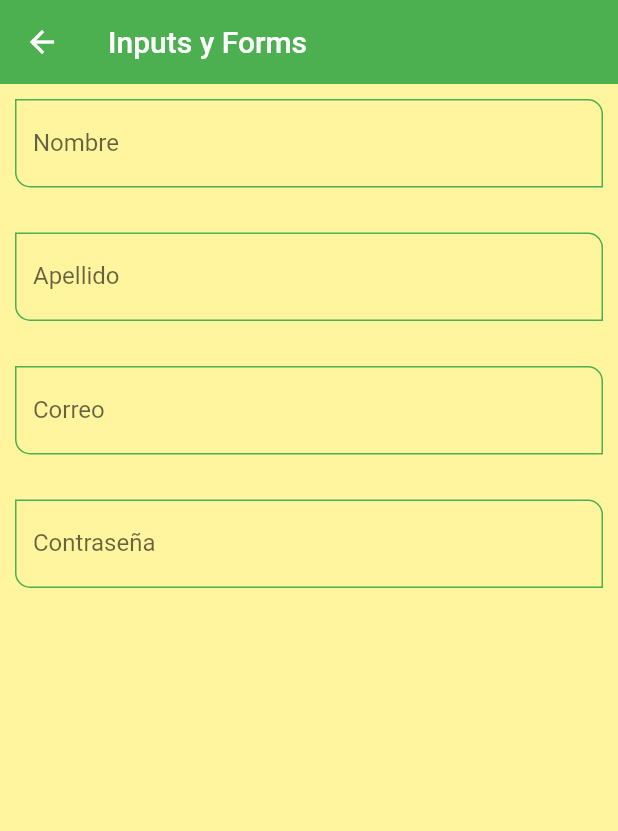
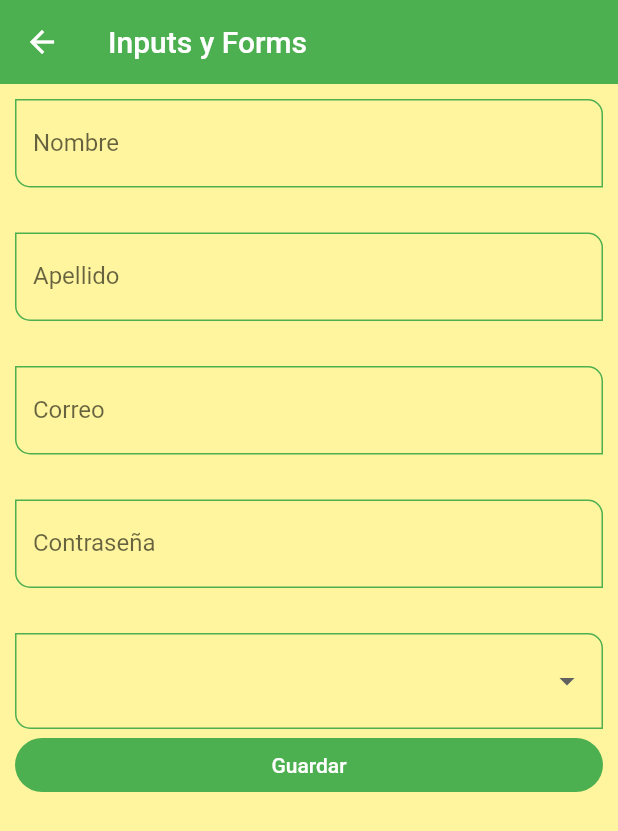
Before and after one commit to xurxobello/App-Flutter-varios-widgets, a Flutter app: the InputsScreen screen opened by its route, on a phone screen of 412 x 824 dp. Shown: the top 831 px of the screen. Run offline on Flutter 3.47's test engine with Material 2 defaults, Android fonts, the phone set to English and light mode, and no system bars; network calls fail.

Commit message:
TextFormFields, centralizar estilo inputs, Email y Password fields, WidgetForm, DropDownButtonFormField, Widget Slider, Checkbox, Switches, About, Listview Builder, InfiniteScroll con y sin Futures, RefreshIndicator

```diff
--- a/lib/router/app_routes.dart
+++ b/lib/router/app_routes.dart
@@ -17,6 +17,8 @@ class AppRoutes {
     MenuOption(route: 'avatar', name: 'Circle Avatar', screen: const AvatarScreen(), icon: Icons.supervised_user_circle_outlined),
     MenuOption(route: 'animated', name: 'Animated Container', screen: const AnimatedScreen(), icon: Icons.play_circle_outline_rounded),
     MenuOption(route: 'inputs', name: 'Text Inputs', screen: const InputsScreen(), icon: Icons.input_rounded),
+    MenuOption(route: 'slider', name: 'Slider & Checks', screen: const SliderScreen(), icon: Icons.slow_motion_video_rounded),
+    MenuOption(route: 'listviewbuilder', name: 'InfiniteScroll & Pull to refresh', screen: const ListViewBuilderScreen(), icon: Icons.build_circle_outlined),
   ];
 
   static Map<String, Widget Function(BuildContext)> getAppRoutes() {
--- a/lib/screens/avatar_screen.dart
+++ b/lib/screens/avatar_screen.dart
@@ -21,7 +21,7 @@ class AvatarScreen extends StatelessWidget {
       ),
       body: const Center(
          child: CircleAvatar(
-          maxRadius: 200,
+          maxRadius: 120,
           backgroundImage: NetworkImage('https://i.blogs.es/85aa44/stan-lee/840_560.jpg'),
          ),
       ),
--- a/lib/screens/inputs_screen.dart
+++ b/lib/screens/inputs_screen.dart
@@ -7,6 +7,17 @@ class InputsScreen extends StatelessWidget {
 
   @override
   Widget build(BuildContext context) {
+
+    final GlobalKey<FormState> myFormKey = GlobalKey<FormState>();
+
+    final Map<String, String> formValues = {
+      'first_name': 'Xurxo',
+      'last_name': 'Bello',
+      'email': 'xurxo@bello.es',
+      'password': '123456',
+      'role': 'Admin'
+    };
+
     return Scaffold(
       appBar: AppBar(
         title: const Text('Inputs y Forms'),
@@ -14,17 +25,52 @@ class InputsScreen extends StatelessWidget {
       body: SingleChildScrollView(
          child: Padding(
           padding: const EdgeInsets.symmetric(horizontal: 10, vertical: 10),
+          child: Form(
+            key: myFormKey,
             child: Column(
-            children: const [
-              CustomInputField( labelText: 'Nombre', hintText: 'Nombre del usuario'),
+              children: [
+                CustomInputField( labelText: 'Nombre', hintText: 'Nombre del usuario', formProperty: 'first_name', formValues: formValues),
                 SizedBox(height: 30),
-              CustomInputField( labelText: 'Apellido', hintText: 'Apellido del usuario'),
+                CustomInputField( labelText: 'Apellido', hintText: 'Apellido del usuario', formProperty: 'last_name', formValues: formValues),
                 SizedBox(height: 30),
-              CustomInputField( labelText: 'Correo', hintText: 'Correo del usuario', keyboardType: TextInputType.emailAddress,),
+                CustomInputField( labelText: 'Correo', hintText: 'Correo del usuario', keyboardType: TextInputType.emailAddress, formProperty: 'email', formValues: formValues),
                 SizedBox(height: 30),
-              CustomInputField( labelText: 'Contraseña', hintText: 'Contraseña del usuario', obscureText: true),
+                CustomInputField( labelText: 'Contraseña', hintText: 'Contraseña del usuario', obscureText: true, formProperty: 'password', formValues: formValues),
                 SizedBox(height: 30),
+
+                DropdownButtonFormField<String>(
+                  items: [
+                    DropdownMenuItem(value: 'Admin', child: Text('Admin')),
+                    DropdownMenuItem(value: 'Admin2', child: Text('Admin2')),
+                    DropdownMenuItem(value: 'Admin3', child: Text('Admin3')),
+                    DropdownMenuItem(value: 'Admin4', child: Text('Admin4')),
                   ],
+                  onChanged: (value) {
+                    print(value);
+                    formValues['role'] = value ?? 'Admin';
+                  },
+                ),
+
+                ElevatedButton(
+                  onPressed: () {
+
+                    // con este código hacemos que cuando pulsemos el botón desaparezca el teclado
+                    FocusScope.of(context).requestFocus(FocusNode());
+
+                    // en la próxima linea tenemos dos "!", el primero hace una negación y el segundo sirve para decirle a Dart que confíe en nosotros que siempre vamos a tener un estado en ese punto
+                    if (!myFormKey.currentState!.validate()) {
+                      print('Formulario no válido');
+                      return;
+                    }
+
+                    print(formValues);
+                  },
+                  child: SizedBox(
+                    width: double.infinity,
+                    child: Center(child: Text('Guardar')) )
+                )
+              ],
+            ),
           ),
         ),
       ),
--- a/lib/screens/screens.dart
+++ b/lib/screens/screens.dart
@@ -1,4 +1,3 @@
-
 
 
 export 'package:my_app/screens/alert_screen.dart';
@@ -7,5 +6,7 @@ export 'package:my_app/screens/avatar_screen.dart';
 export 'package:my_app/screens/card_screen.dart';
 export 'package:my_app/screens/home_screen.dart';
 export 'package:my_app/screens/inputs_screen.dart';
+export 'package:my_app/screens/listview_builder_screen.dart';
 export 'package:my_app/screens/listview1_screen.dart';
 export 'package:my_app/screens/listview2_screen.dart';
+export 'package:my_app/screens/slider_screen.dart';
--- a/lib/widgets/custom_card_type_2.dart
+++ b/lib/widgets/custom_card_type_2.dart
@@ -23,7 +23,7 @@ class CustomCardType2 extends StatelessWidget {
         children: [
           FadeInImage(
             image: NetworkImage( imageUrl ),
-            placeholder: const AssetImage('../assets/jar-loading.gif'),
+            placeholder: const AssetImage('assets/jar-loading.gif'),
 
             width: double.infinity,
             height: 400,
--- a/lib/widgets/custom_input_field.dart
+++ b/lib/widgets/custom_input_field.dart
@@ -12,6 +12,11 @@ class CustomInputField extends StatelessWidget {
   final TextInputType? keyboardType;
   final bool obscureText;
 
+  // formProperty es la propiedad a la cual va a apuntar del formulario
+  final String formProperty;
+
+  // con formValues vamos a obtener todos los valores del formulario
+  final Map <String, String> formValues;
 
   const CustomInputField({
     Key? key,
@@ -23,6 +28,8 @@ class CustomInputField extends StatelessWidget {
     this.suffixIcon,
     this.keyboardType,
     this.obscureText = false,
+    required this.formProperty,
+    required this.formValues,
   }) : super(key: key);
 
   @override
@@ -43,7 +50,8 @@ class CustomInputField extends StatelessWidget {
       obscureText: obscureText,
 
       onChanged: (value) {
-        print('value $value');
+        // tomamos nuestro formValues, apuntamos a nuestro formProperty y eso va a ser igual al valor que está teniendo el input
+        formValues[formProperty] = value;
       },
 
       validator: (value) {
```
Also changed, not shown: lib/screens/alert_screen.dart (+4 -3 lines), lib/screens/listview_builder_screen.dart (added, +130 -0 lines), lib/screens/slider_screen.dart (added, +83 -0 lines), 1 other file. Lines whose indentation alone changed are shown as unchanged.
